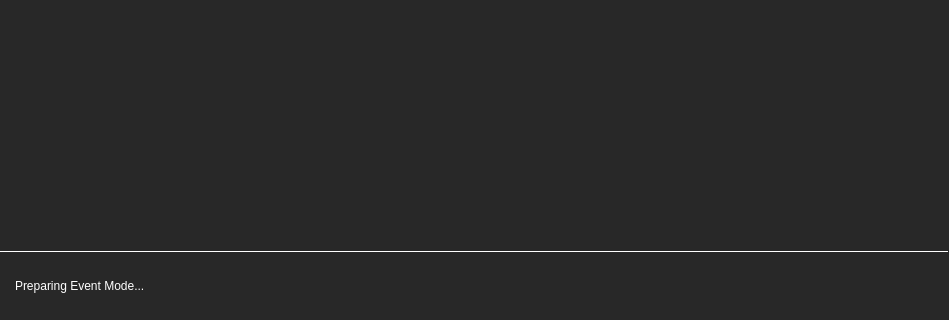
Before: the Qt Designer form event/eventmodeshow.ui in theCheeseboard/thephoto, drawn with Qt 5; both pictures show x 0 to 949 and y 173 to 493 of the 949 by 493 pixel window.
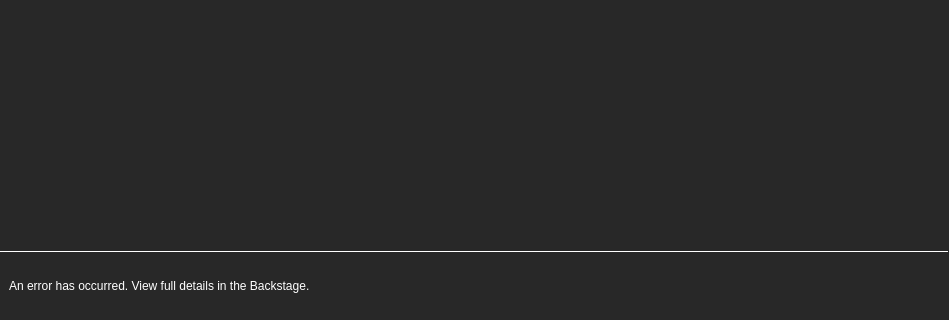
After: the same form once the commit is applied. The open tabs and pages were chosen to show the change. Icons and pictures are not drawn. Custom widgets are drawn as their Qt base class.

Patch:
```diff
--- a/event/eventmodeshow.ui
+++ b/event/eventmodeshow.ui
@@ -485,6 +485,17 @@
        </item>
       </layout>
      </widget>
+     <widget class="QWidget" name="errorPage">
+      <layout class="QHBoxLayout" name="horizontalLayout_6">
+       <item>
+        <widget class="QLabel" name="errorLabel">
+         <property name="text">
+          <string notr="true">An error has occurred. View full details in the Backstage.</string>
+         </property>
+        </widget>
+       </item>
+      </layout>
+     </widget>
     </widget>
    </item>
   </layout>
```
Left out of the diff: 8 changed lines with no effect on the pictures.
